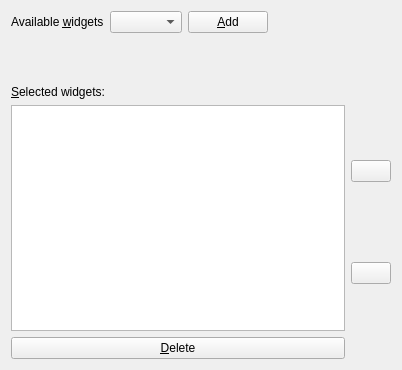
Before: the Qt Designer form lib/wizards/lesson/WidgetSelect.ui in pascalin/3dmolvis, drawn with Qt 5.
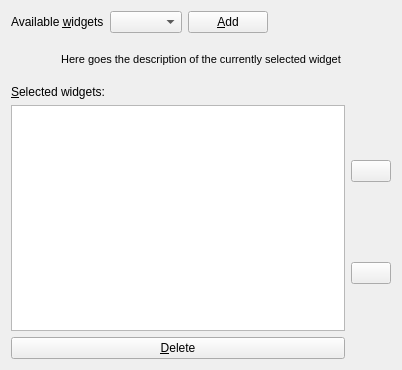
After: the same form once the commit is applied. Icons and pictures are not drawn.

The edit to the form file:
```diff
--- a/lib/wizards/lesson/WidgetSelect.ui
+++ b/lib/wizards/lesson/WidgetSelect.ui
@@ -75,6 +75,9 @@
        <pointsize>8</pointsize>
       </font>
      </property>
+     <property name="text">
+      <string>Here goes the description of the currently selected widget</string>
+     </property>
      <property name="alignment">
       <set>Qt::AlignCenter</set>
      </property>
```
